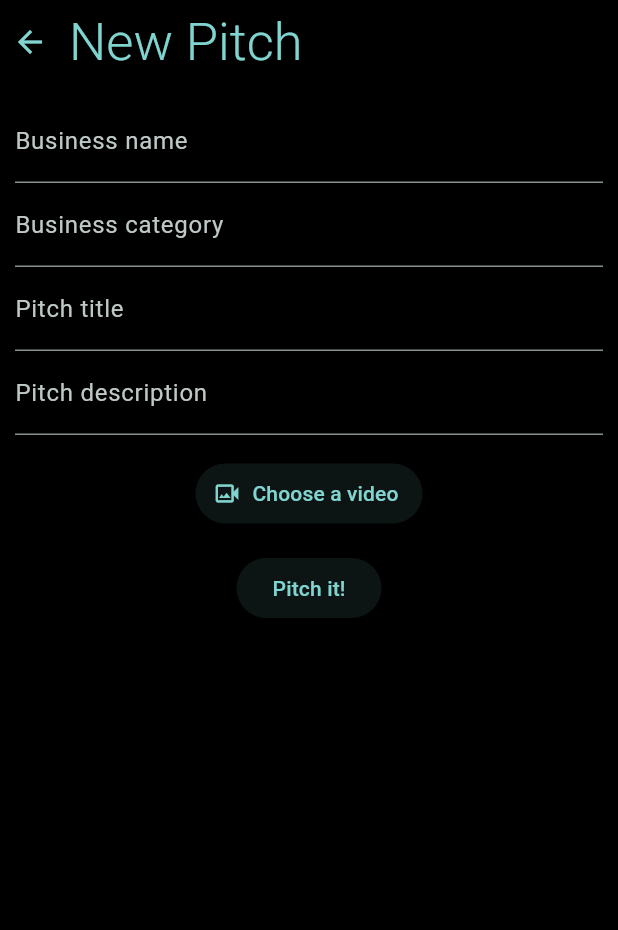
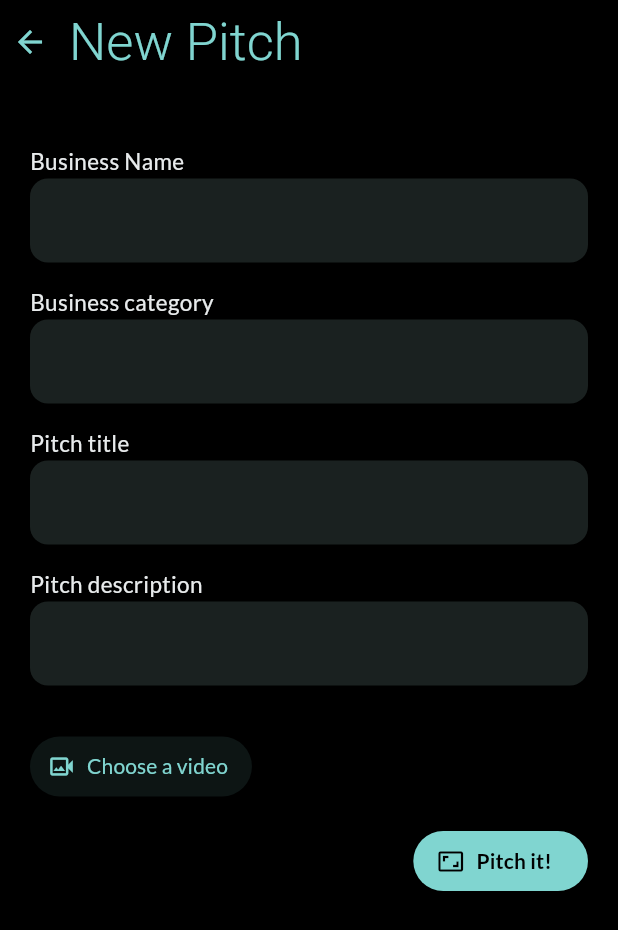
Before and after one commit to Reasondro/pitbowl, a Flutter app: the screen it shows once a user with an empty profile is signed in, item 3 of the bottom bar chosen, on a phone screen of 412 x 824 dp. Shown: the top 930 px of the screen. Run offline on Flutter 3.47's test engine with Material 3 defaults, Android fonts, the phone set to English and light mode, and no system bars; our stand-ins replace cloud_firestore, firebase_auth, firebase_core, firebase_storage, flutter_riverpod, google_fonts and 2 more; accounts and stored records are empty; network calls fail.

Commit message:
MAJOR revision for new pitch

```diff
--- a/lib/main.dart
+++ b/lib/main.dart
@@ -21,26 +21,20 @@ final ColorScheme pitbowlColorTheme = ColorScheme.fromSeed(
 
 final ThemeData pitbowlTheme = ThemeData().copyWith(
     colorScheme: pitbowlColorTheme,
-    textTheme: GoogleFonts.alegreyaSansTextTheme().copyWith(
+    textTheme: GoogleFonts.latoTextTheme().copyWith(
       titleLarge:
           GoogleFonts.alfaSlabOne(fontWeight: FontWeight.w300, fontSize: 35),
       titleMedium:
-          GoogleFonts.alegreyaSans(fontWeight: FontWeight.bold, fontSize: 30),
+          GoogleFonts.quicksand(fontWeight: FontWeight.bold, fontSize: 30),
       labelSmall:
-          GoogleFonts.alegreyaSans(fontWeight: FontWeight.bold, fontSize: 15),
+          GoogleFonts.quicksand(fontWeight: FontWeight.bold, fontSize: 15),
     ),
     appBarTheme: AppBarTheme(
-      // color: const Color.fromARGB(255, 41, 0, 94),
-      // color: Colors.white,
       color: Colors.black,
-      // foregroundColor: Color.fromARGB(255, 41, 0, 94),
-      // foregroundColor: Color.fromARGB(255, 172, 154, 55),
       foregroundColor: pitbowlColorTheme.primary,
     ),
     navigationBarTheme: NavigationBarThemeData(
-      // backgroundColor: Colors.white,
       backgroundColor: Colors.black,
-      // indicatorColor: const Color.fromARGB(255, 41, 0, 94),
       indicatorColor: pitbowlColorTheme.secondaryContainer,
       indicatorShape: const RoundedRectangleBorder(
         borderRadius: BorderRadius.all(Radius.circular(10)),
@@ -71,22 +65,19 @@ class MyApp extends StatelessWidget {
   @override
   Widget build(BuildContext context) {
     return MaterialApp(
-        title: 'Pitbowl', theme: pitbowlTheme,
-        home:
-        StreamBuilder(stream: FirebaseAuth.instance.authStateChanges(), builder: (ctx, snapshot)
-        {
-          if(snapshot.connectionState == ConnectionState.waiting)
-          {
-            return const SplashScreen();
-          }
-          if(snapshot.hasData)
-          {
-            return const PitbowlScreen();
-          }
-          return const AuthScreen();
-        }
-
-        )
+        title: 'Pitbowl',
+        theme: pitbowlTheme,
+        home: StreamBuilder(
+            stream: FirebaseAuth.instance.authStateChanges(),
+            builder: (ctx, snapshot) {
+              if (snapshot.connectionState == ConnectionState.waiting) {
+                return const SplashScreen();
+              }
+              if (snapshot.hasData) {
+                return const PitbowlScreen();
+              }
+              return const AuthScreen();
+            })
         // const AuthScreen()
         // const PitbowlScreen(),
         // home: const NewPostScreen(),
--- a/lib/screens/new_pitch_screen.dart
+++ b/lib/screens/new_pitch_screen.dart
@@ -179,41 +179,156 @@ class _NewPitchScreenState extends ConsumerState<NewPitchScreen> {
           "New Pitch",
         ),
       ),
-      body: Padding(
-        padding: const EdgeInsets.all(10),
+      body: Container(
+        margin: const EdgeInsets.only(top: 40, right: 20, left: 20),
         child: SingleChildScrollView(
           child: Column(
+            crossAxisAlignment: CrossAxisAlignment.end,
             children: [
+              Container(
+                margin: const EdgeInsets.only(bottom: 15),
+                child: Column(
+                  crossAxisAlignment: CrossAxisAlignment.start,
+                  children: [
+                    const Text(
+                      "Business Name",
+                      style: TextStyle(
+                          color: Color.fromARGB(255, 232, 235, 236),
+                          fontSize: 15),
+                    ),
+                    const SizedBox(
+                      height: 2,
+                    ),
                     TextField(
                       controller: _businessNameTextController,
-                decoration: const InputDecoration(
-                  labelText: "Business name",
+                      decoration: InputDecoration(
+                        floatingLabelBehavior: FloatingLabelBehavior.never,
+                        filled: true,
+                        fillColor:
+                            Theme.of(context).colorScheme.surfaceContainer,
+                        enabledBorder: OutlineInputBorder(
+                          borderRadius: BorderRadius.circular(12.0),
+                          borderSide: BorderSide.none,
+                        ),
+                        focusedBorder: OutlineInputBorder(
+                          borderRadius: BorderRadius.circular(12.0),
+                          borderSide: BorderSide(
+                              color: Theme.of(context).colorScheme.primary),
+                        ),
+                      ),
+                      style:
+                          const TextStyle(color: Colors.white, fontSize: 16.0),
+                    ),
+                  ],
+                ),
+              ),
+              Container(
+                margin: const EdgeInsets.only(bottom: 15),
+                child: Column(
+                  crossAxisAlignment: CrossAxisAlignment.start,
+                  children: [
+                    const Text(
+                      "Business category",
+                      style: TextStyle(
+                          color: Color.fromARGB(255, 232, 235, 236),
+                          fontSize: 15),
+                    ),
+                    const SizedBox(
+                      height: 2,
+                    ),
+                    TextField(
+                      controller: _businessCategoryTextController,
+                      decoration: InputDecoration(
+                        floatingLabelBehavior: FloatingLabelBehavior.never,
+                        filled: true,
+                        fillColor:
+                            Theme.of(context).colorScheme.surfaceContainer,
+                        enabledBorder: OutlineInputBorder(
+                          borderRadius: BorderRadius.circular(12.0),
+                          borderSide: BorderSide.none,
+                        ),
+                        focusedBorder: OutlineInputBorder(
+                          borderRadius: BorderRadius.circular(12.0),
+                          borderSide: BorderSide(
+                              color: Theme.of(context).colorScheme.primary),
+                        ),
                       ),
                       style: const TextStyle(color: Colors.white),
                     ),
-              TextField(
-                controller: _businessCategoryTextController,
-                decoration: const InputDecoration(
-                  labelText: "Business category",
+                  ],
                 ),
-                // maxLength: 20,
-                style: const TextStyle(color: Colors.white),
+              ),
+              Container(
+                margin: const EdgeInsets.only(bottom: 15),
+                child: Column(
+                  crossAxisAlignment: CrossAxisAlignment.start,
+                  children: [
+                    const Text(
+                      "Pitch title",
+                      style: TextStyle(
+                          color: Color.fromARGB(255, 232, 235, 236),
+                          fontSize: 15),
+                    ),
+                    const SizedBox(
+                      height: 2,
                     ),
                     TextField(
                       controller: _pitchTitleTextController,
-                decoration: const InputDecoration(
-                  labelText: "Pitch title",
+                      decoration: InputDecoration(
+                        floatingLabelBehavior: FloatingLabelBehavior.never,
+                        filled: true,
+                        fillColor:
+                            Theme.of(context).colorScheme.surfaceContainer,
+                        enabledBorder: OutlineInputBorder(
+                          borderRadius: BorderRadius.circular(12.0),
+                          borderSide: BorderSide.none,
                         ),
-                // maxLength: 30,
+                        focusedBorder: OutlineInputBorder(
+                          borderRadius: BorderRadius.circular(12.0),
+                          borderSide: BorderSide(
+                              color: Theme.of(context).colorScheme.primary),
+                        ),
+                      ),
                       style: const TextStyle(color: Colors.white),
+                    ),
+                  ],
+                ),
+              ),
+              Container(
+                margin: const EdgeInsets.only(bottom: 15),
+                child: Column(
+                  crossAxisAlignment: CrossAxisAlignment.start,
+                  children: [
+                    const Text(
+                      "Pitch description",
+                      style: TextStyle(
+                          color: Color.fromARGB(255, 232, 235, 236),
+                          fontSize: 15),
+                    ),
+                    const SizedBox(
+                      height: 2,
                     ),
                     TextField(
                       controller: _pitchDescTextController,
-                decoration: const InputDecoration(
-                  labelText: "Pitch description",
+                      decoration: InputDecoration(
+                        floatingLabelBehavior: FloatingLabelBehavior.never,
+                        filled: true,
+                        fillColor:
+                            Theme.of(context).colorScheme.surfaceContainer,
+                        enabledBorder: OutlineInputBorder(
+                          borderRadius: BorderRadius.circular(12.0),
+                          borderSide: BorderSide.none,
                         ),
-                // maxLength: 50,
+                        focusedBorder: OutlineInputBorder(
+                          borderRadius: BorderRadius.circular(12.0),
+                          borderSide: BorderSide(
+                              color: Theme.of(context).colorScheme.primary),
+                        ),
+                      ),
                       style: const TextStyle(color: Colors.white),
+                    ),
+                  ],
+                ),
               ),
               const SizedBox(
                 height: 15,
@@ -227,16 +342,25 @@ class _NewPitchScreenState extends ConsumerState<NewPitchScreen> {
               if (_isUploading)
                 const CircularProgressIndicator()
               else
-                ElevatedButton(
+                ElevatedButton.icon(
+                  icon: const Icon(
+                    Icons.aspect_ratio,
+                    color: Colors.black,
+                  ),
                   style: ButtonStyle(
                     backgroundColor: WidgetStateProperty.all(
-                      Theme.of(context).colorScheme.primary.withAlpha(25),
-                    ),
+                        Theme.of(context).colorScheme.primary.withAlpha(255)),
                   ),
                   onPressed: () {
                     _submitPitch();
                   },
-                  child: const Text("Pitch it!"),
+                  label: const Text(
+                    "Pitch it!",
+                    style: TextStyle(
+                        fontSize: 14,
+                        fontWeight: FontWeight.bold,
+                        color: Colors.black),
+                  ),
                 ),
             ],
           ),
--- a/lib/widgets/user_video_input.dart
+++ b/lib/widgets/user_video_input.dart
@@ -82,6 +82,7 @@ class _VideoInputState extends ConsumerState<VideoInput> {
           _chooseVideo();
         },
         child: Column(
+          crossAxisAlignment: CrossAxisAlignment.start,
           children: [
             SizedBox(
               width: double.infinity,
@@ -137,6 +138,8 @@ class _VideoInputState extends ConsumerState<VideoInput> {
     }
 
     return Container(
-        width: double.infinity, alignment: Alignment.center, child: content);
+        width: double.infinity,
+        alignment: Alignment.centerLeft,
+        child: content);
   }
 }
```
Also changed, not shown: pubspec.lock. Lines whose indentation alone changed are shown as unchanged.
